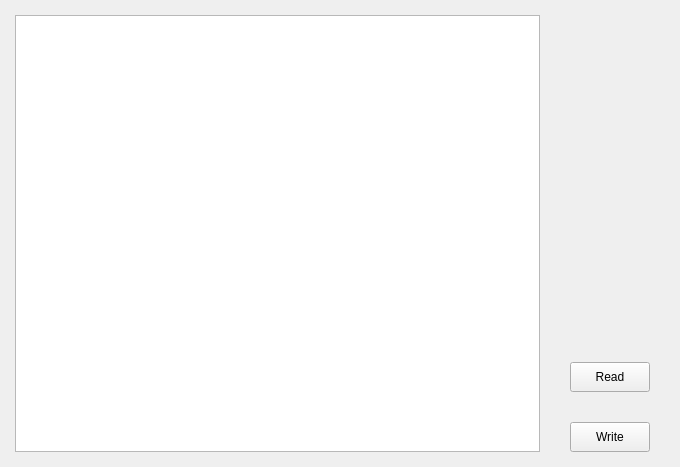
This is views/ui/register.ui in huangbop/usd as Qt 5 draws it before an edit. The edited form follows.
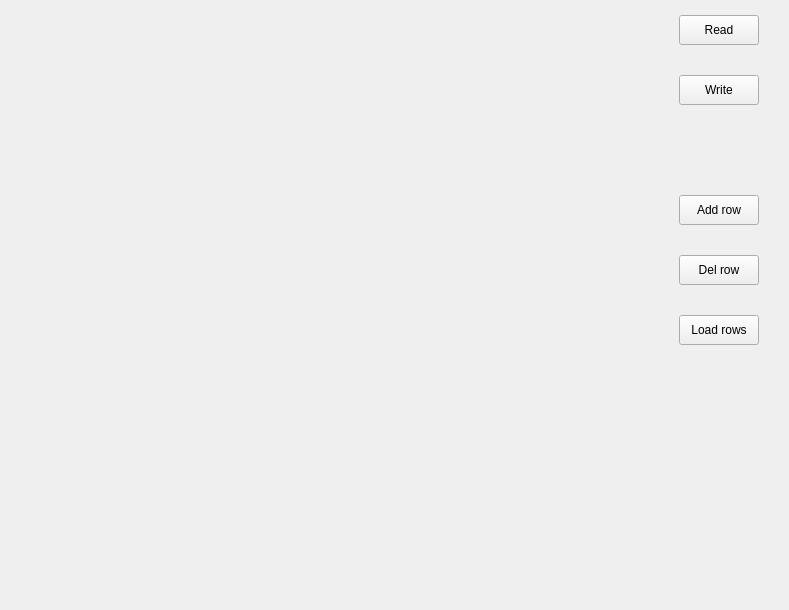
This is the edited form.

Commit message: Table add/del rows

What changed in the file:
```diff
--- a/views/ui/register.ui
+++ b/views/ui/register.ui
@@ -6,8 +6,8 @@
    <rect>
     <x>0</x>
     <y>0</y>
-    <width>680</width>
-    <height>467</height>
+    <width>789</width>
+    <height>610</height>
    </rect>
   </property>
   <property name="windowTitle">
@@ -48,23 +48,17 @@
        <number>15</number>
       </property>
       <item>
-       <widget class="QTableWidget" name="tableWidget"/>
+       <widget class="QWidget" name="table_bg" native="true">
+        <property name="sizePolicy">
+         <sizepolicy hsizetype="Expanding" vsizetype="Expanding">
+          <horstretch>0</horstretch>
+          <verstretch>0</verstretch>
+         </sizepolicy>
+        </property>
+       </widget>
       </item>
       <item>
        <layout class="QVBoxLayout" name="verticalLayout">
-        <item>
-         <spacer name="verticalSpacer">
-          <property name="orientation">
-           <enum>Qt::Vertical</enum>
-          </property>
-          <property name="sizeHint" stdset="0">
-           <size>
-            <width>20</width>
-            <height>40</height>
-           </size>
-          </property>
-         </spacer>
-        </item>
         <item>
          <widget class="QPushButton" name="pushButton">
           <property name="sizePolicy">
@@ -103,6 +97,92 @@
           </property>
          </widget>
         </item>
+        <item>
+         <spacer name="verticalSpacer">
+          <property name="orientation">
+           <enum>Qt::Vertical</enum>
+          </property>
+          <property name="sizeType">
+           <enum>QSizePolicy::Fixed</enum>
+          </property>
+          <property name="sizeHint" stdset="0">
+           <size>
+            <width>20</width>
+            <height>60</height>
+           </size>
+          </property>
+         </spacer>
+        </item>
+        <item>
+         <widget class="QPushButton" name="btn_add">
+          <property name="sizePolicy">
+           <sizepolicy hsizetype="Fixed" vsizetype="Fixed">
+            <horstretch>0</horstretch>
+            <verstretch>0</verstretch>
+           </sizepolicy>
+          </property>
+          <property name="minimumSize">
+           <size>
+            <width>80</width>
+            <height>30</height>
+           </size>
+          </property>
+          <property name="text">
+           <string>Add row</string>
+          </property>
+         </widget>
+        </item>
+        <item>
+         <widget class="QPushButton" name="btn_del">
+          <property name="sizePolicy">
+           <sizepolicy hsizetype="Fixed" vsizetype="Fixed">
+            <horstretch>0</horstretch>
+            <verstretch>0</verstretch>
+           </sizepolicy>
+          </property>
+          <property name="minimumSize">
+           <size>
+            <width>80</width>
+            <height>30</height>
+           </size>
+          </property>
+          <property name="text">
+           <string>Del row</string>
+          </property>
+         </widget>
+        </item>
+        <item>
+         <widget class="QPushButton" name="btn_load">
+          <property name="sizePolicy">
+           <sizepolicy hsizetype="Fixed" vsizetype="Fixed">
+            <horstretch>0</horstretch>
+            <verstretch>0</verstretch>
+           </sizepolicy>
+          </property>
+          <property name="minimumSize">
+           <size>
+            <width>80</width>
+            <height>30</height>
+           </size>
+          </property>
+          <property name="text">
+           <string>Load rows</string>
+          </property>
+         </widget>
+        </item>
+        <item>
+         <spacer name="verticalSpacer_2">
+          <property name="orientation">
+           <enum>Qt::Vertical</enum>
+          </property>
+          <property name="sizeHint" stdset="0">
+           <size>
+            <width>20</width>
+            <height>40</height>
+           </size>
+          </property>
+         </spacer>
+        </item>
        </layout>
       </item>
      </layout>
```
The commit also changes 4 other files.
